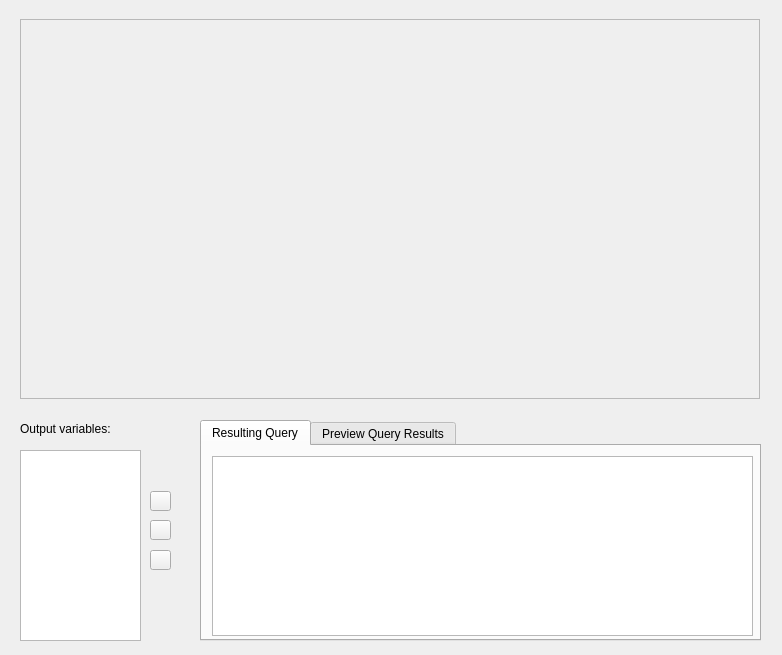
Before: the Qt Designer form vqbmainwindow.ui in sarslanhan/vqb, drawn with Qt 5.
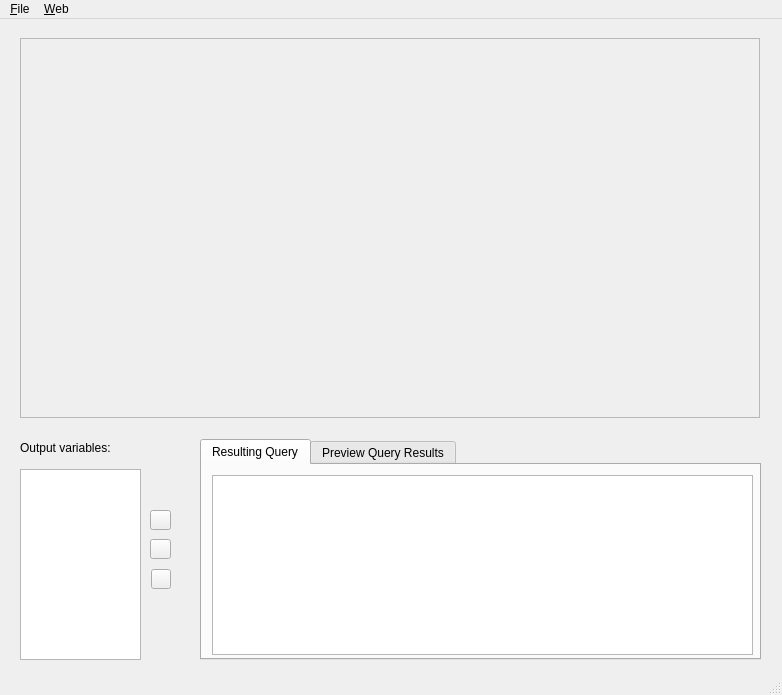
After: the same form once the commit is applied. Custom widgets are drawn as their Qt base class.

Commit message: Implemented: Menu, status bar, pastebin posting, saving to file. Fixed/improved: LineEdit coloring (color everything), minor UI stuff (status tips, etc.).

Diff of the .ui file:
```diff
--- a/vqbmainwindow.ui
+++ b/vqbmainwindow.ui
@@ -1,13 +1,13 @@
 <?xml version="1.0" encoding="UTF-8"?>
 <ui version="4.0">
  <class>VqbMainWindow</class>
- <widget class="QWidget" name="VqbMainWindow">
+ <widget class="QMainWindow" name="VqbMainWindow">
   <property name="geometry">
    <rect>
     <x>0</x>
     <y>0</y>
     <width>782</width>
-    <height>655</height>
+    <height>695</height>
    </rect>
   </property>
   <property name="font">
@@ -18,6 +18,7 @@
   <property name="windowTitle">
    <string>VqbForm</string>
   </property>
+  <widget class="QWidget" name="centralWidget">
   <widget class="QLabel" name="labelOutputVars">
    <property name="geometry">
     <rect>
@@ -146,16 +147,61 @@
   <widget class="KPushButton" name="buttonRemove">
    <property name="geometry">
     <rect>
-     <x>150</x>
+      <x>151</x>
      <y>550</y>
-     <width>21</width>
+      <width>20</width>
      <height>20</height>
     </rect>
    </property>
    <property name="toolTip">
     <string>Remove</string>
    </property>
-  </widget>
+    <property name="statusTip">
+     <string>Removes variable</string>
+    </property>
+   </widget>
+  </widget>
+  <widget class="QMenuBar" name="menuBar">
+   <property name="geometry">
+    <rect>
+     <x>0</x>
+     <y>0</y>
+     <width>782</width>
+     <height>25</height>
+    </rect>
+   </property>
+   <widget class="QMenu" name="menu_File">
+    <property name="title">
+     <string>&amp;File</string>
+    </property>
+    <addaction name="actionSave"/>
+    <addaction name="actionExit"/>
+   </widget>
+   <widget class="QMenu" name="menuWeb">
+    <property name="title">
+     <string>&amp;Web</string>
+    </property>
+    <addaction name="actionPostToPastebin"/>
+   </widget>
+   <addaction name="menu_File"/>
+   <addaction name="menuWeb"/>
+  </widget>
+  <widget class="QStatusBar" name="statusBar"/>
+  <action name="actionSave">
+   <property name="text">
+    <string>&amp;Save</string>
+   </property>
+  </action>
+  <action name="actionExit">
+   <property name="text">
+    <string>E&amp;xit</string>
+   </property>
+  </action>
+  <action name="actionPostToPastebin">
+   <property name="text">
+    <string>Post to pastebin.com</string>
+   </property>
+  </action>
  </widget>
  <layoutdefault spacing="6" margin="11"/>
  <customwidgets>
```
Left out of the diff: 15 changed lines with no effect on the pictures. Lines whose indentation alone changed are shown as unchanged. The commit also changes 7 other files.
